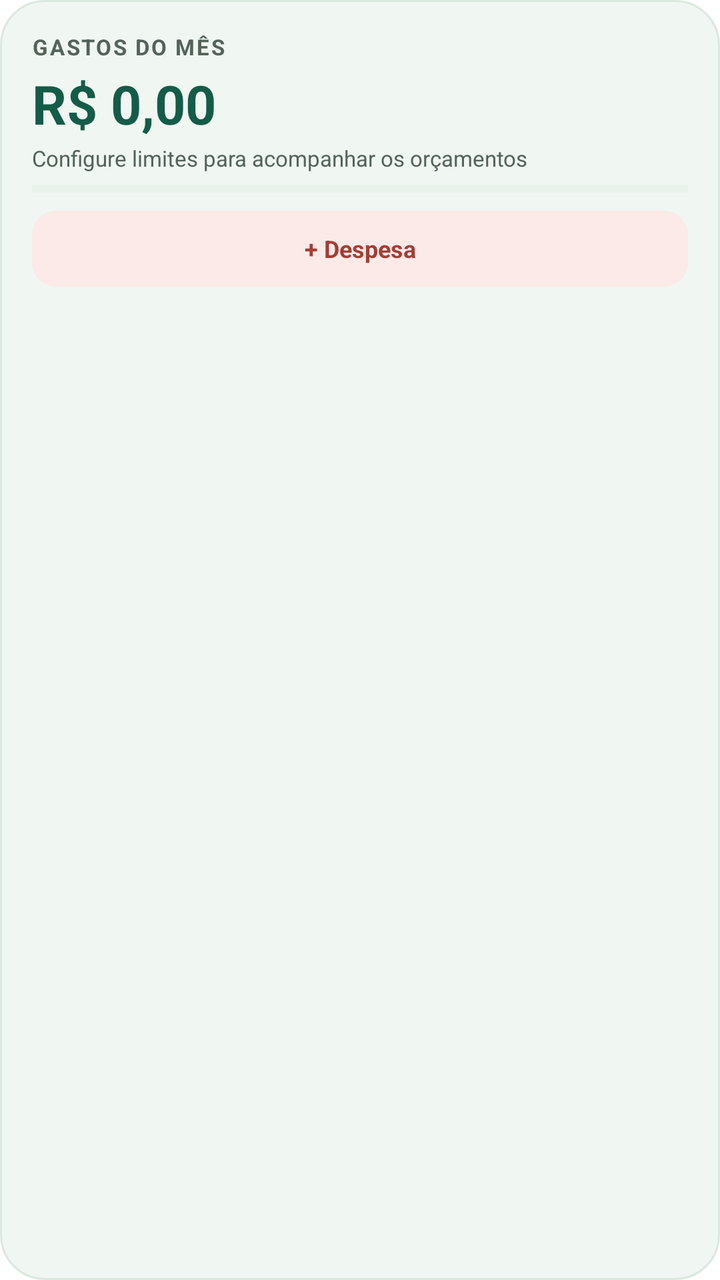
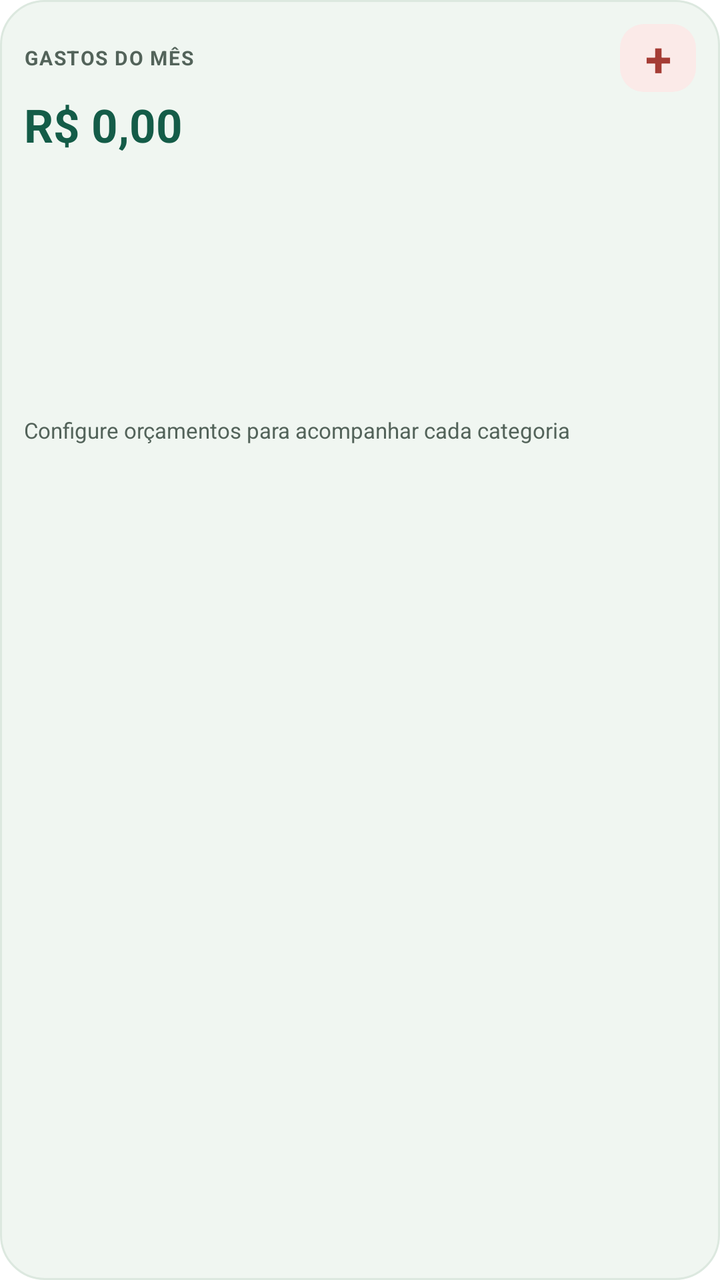

The first picture is an Android layout as it rendered before a commit; the second is the same layout after the commit. The layout source and the unified diff follow.
<!-- AndroidManifest.xml: fallback theme Theme.MaterialComponents.DayNight.NoActionBar -->
<!-- res/layout/widget_quick_entry.xml -->
<?xml version="1.0" encoding="utf-8"?>
<LinearLayout xmlns:android="http://schemas.android.com/apk/res/android"
    android:layout_width="match_parent"
    android:layout_height="match_parent"
    android:orientation="vertical"
    android:padding="16dp"
    android:background="@drawable/widget_quick_entry_background">

    <TextView
        android:id="@+id/widget_month_label"
        android:layout_width="match_parent"
        android:layout_height="wrap_content"
        android:text="GASTOS DO MÊS"
        android:textColor="#53635A"
        android:textSize="11sp"
        android:letterSpacing="0.08"
        android:textStyle="bold" />

    <TextView
        android:id="@+id/widget_total"
        android:layout_width="match_parent"
        android:layout_height="wrap_content"
        android:layout_marginTop="3dp"
        android:text="R$ 0,00"
        android:textColor="#145C48"
        android:textSize="27sp"
        android:textStyle="bold"
        android:maxLines="1"
        android:ellipsize="end" />

    <TextView
        android:id="@+id/widget_budget_status"
        android:layout_width="match_parent"
        android:layout_height="wrap_content"
        android:layout_marginTop="2dp"
        android:text="Configure limites para acompanhar os orçamentos"
        android:textColor="#53635A"
        android:textSize="11sp"
        android:maxLines="1"
        android:ellipsize="end" />

    <ProgressBar
        android:id="@+id/widget_budget_progress"
        style="?android:attr/progressBarStyleHorizontal"
        android:layout_width="match_parent"
        android:layout_height="4dp"
        android:layout_marginTop="6dp"
        android:max="100"
        android:progress="0"
        android:progressTint="#176B58"
        android:progressBackgroundTint="#D9E5DD" />

    <LinearLayout
        android:layout_width="match_parent"
        android:layout_height="38dp"
        android:layout_marginTop="9dp"
        android:orientation="horizontal">
        <TextView
            android:id="@+id/widget_expense_button"
            android:layout_width="match_parent"
            android:layout_height="match_parent"
            android:background="@drawable/widget_expense_button_background"
            android:gravity="center"
            android:text="+ Despesa"
            android:textColor="#A53D35"
            android:textSize="12sp"
            android:textStyle="bold" />
    </LinearLayout>
</LinearLayout>
<!-- resources referenced by this layout -->
<resources>
  <!-- drawable widget_expense_button_background (drawable) -->
  <?xml version="1.0" encoding="utf-8"?>
  <shape xmlns:android="http://schemas.android.com/apk/res/android" android:shape="rectangle">
      <solid android:color="#FBEAE8" />
      <corners android:radius="12dp" />
  </shape>
  <!-- drawable widget_quick_entry_background (drawable) -->
  <?xml version="1.0" encoding="utf-8"?>
  <shape xmlns:android="http://schemas.android.com/apk/res/android" android:shape="rectangle">
      <solid android:color="#F0F6F1" />
      <corners android:radius="22dp" />
      <stroke android:width="1dp" android:color="#DCE8DF" />
  </shape>
</resources>

<!-- the commit's change to res/layout/widget_quick_entry.xml (unified diff, before → after) -->
@@ -3,67 +3,68 @@
     android:layout_width="match_parent"
     android:layout_height="match_parent"
     android:orientation="vertical"
-    android:padding="16dp"
+    android:padding="12dp"
     android:background="@drawable/widget_quick_entry_background">
 
-    <TextView
-        android:id="@+id/widget_month_label"
+    <LinearLayout
         android:layout_width="match_parent"
         android:layout_height="wrap_content"
-        android:text="GASTOS DO MÊS"
-        android:textColor="#53635A"
-        android:textSize="11sp"
-        android:letterSpacing="0.08"
-        android:textStyle="bold" />
+        android:gravity="center_vertical"
+        android:orientation="horizontal">
+        <TextView
+            android:id="@+id/widget_month_label"
+            android:layout_width="0dp"
+            android:layout_height="wrap_content"
+            android:layout_weight="1"
+            android:text="GASTOS DO MÊS"
+            android:textColor="#53635A"
+            android:textSize="10sp"
+            android:letterSpacing="0.06"
+            android:textStyle="bold"
+            android:maxLines="1"
+            android:ellipsize="end" />
+        <TextView
+            android:id="@+id/widget_expense_button"
+            android:layout_width="38dp"
+            android:layout_height="34dp"
+            android:background="@drawable/widget_expense_button_background"
+            android:gravity="center"
+            android:text="+"
+            android:textColor="#A53D35"
+            android:textSize="24sp"
+            android:textStyle="bold" />
+    </LinearLayout>
 
     <TextView
         android:id="@+id/widget_total"
         android:layout_width="match_parent"
         android:layout_height="wrap_content"
-        android:layout_marginTop="3dp"
+        android:layout_marginTop="1dp"
         android:text="R$ 0,00"
         android:textColor="#145C48"
-        android:textSize="27sp"
+        android:textSize="23sp"
         android:textStyle="bold"
         android:maxLines="1"
         android:ellipsize="end" />
 
     <TextView
-        android:id="@+id/widget_budget_status"
+        android:id="@+id/widget_budget_empty"
         android:layout_width="match_parent"
-        android:layout_height="wrap_content"
-        android:layout_marginTop="2dp"
-        android:text="Configure limites para acompanhar os orçamentos"
+        android:layout_height="0dp"
+        android:layout_weight="1"
+        android:gravity="center_vertical"
+        android:text="Configure orçamentos para acompanhar cada categoria"
         android:textColor="#53635A"
-        android:textSize="11sp"
-        android:maxLines="1"
-        android:ellipsize="end" />
+        android:textSize="11sp" />
 
-    <ProgressBar
-        android:id="@+id/widget_budget_progress"
-        style="?android:attr/progressBarStyleHorizontal"
+    <ListView
+        android:id="@+id/widget_budgets"
         android:layout_width="match_parent"
-        android:layout_height="4dp"
-        android:layout_marginTop="6dp"
-        android:max="100"
-        android:progress="0"
-        android:progressTint="#176B58"
-        android:progressBackgroundTint="#D9E5DD" />
-
-    <LinearLayout
-        android:layout_width="match_parent"
-        android:layout_height="38dp"
-        android:layout_marginTop="9dp"
-        android:orientation="horizontal">
-        <TextView
-            android:id="@+id/widget_expense_button"
-            android:layout_width="match_parent"
-            android:layout_height="match_parent"
-            android:background="@drawable/widget_expense_button_background"
-            android:gravity="center"
-            android:text="+ Despesa"
-            android:textColor="#A53D35"
-            android:textSize="12sp"
-            android:textStyle="bold" />
-    </LinearLayout>
+        android:layout_height="0dp"
+        android:layout_weight="1"
+        android:divider="#E3E8E4"
+        android:dividerHeight="1dp"
+        android:fadeScrollbars="false"
+        android:scrollbarStyle="insideInset"
+        android:scrollbars="vertical" />
 </LinearLayout>
